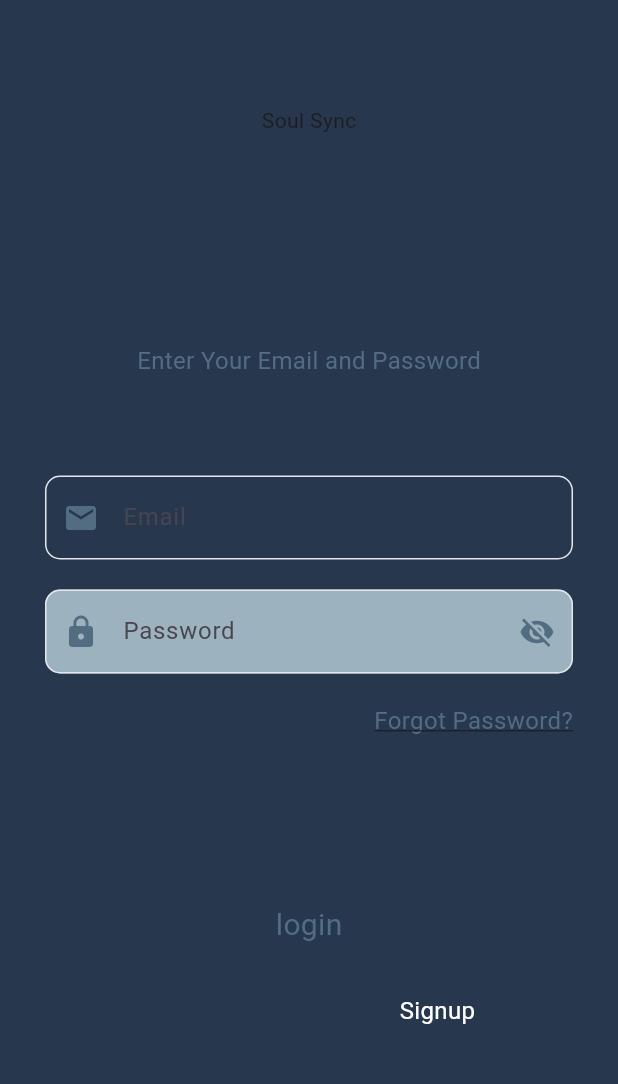
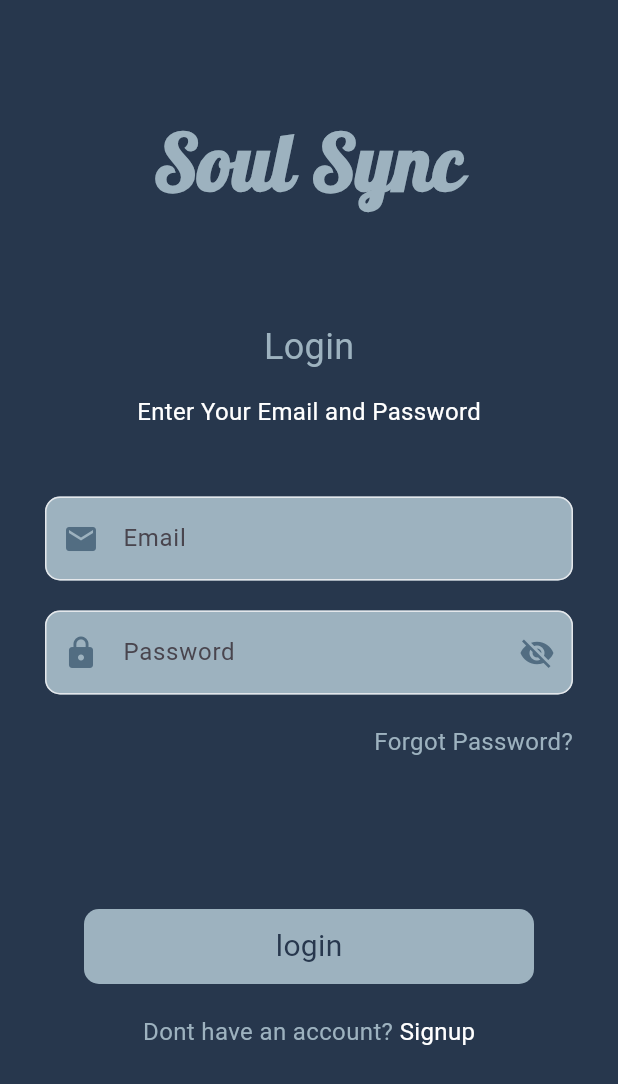
Before and after one commit to Quantum-Nexus/soul_sync_app, a Flutter app: the screen it shows after launch, on a phone screen of 412 x 824 dp. Shown: the top 1084 px of the screen. Run offline on Flutter 3.47's test engine with Material 2 defaults, Android fonts, the light colour scheme and no system bars; our stand-ins replace google_fonts; Roboto replaces fonts that are missing (Rubik Medium, Rubik Regular).

Commit message:
added signup and signin screen

```diff
--- a/lib/Screens/LoginScreen/components/inputField.dart
+++ b/lib/Screens/LoginScreen/components/inputField.dart
@@ -31,7 +31,7 @@ class _InputFieldState extends State<InputField> {
             controller: widget.emailcontroller ,
             decoration: InputDecoration(
               hintText: 'Email',
-              fillColor: kPrimaryColor,
+              fillColor: kSecondaryLightColor,
               filled: true,
               prefixIcon: const Icon(
                 Icons.email,
--- a/lib/Screens/LoginScreen/login_screen.dart
+++ b/lib/Screens/LoginScreen/login_screen.dart
@@ -28,17 +28,17 @@ class _LoginScreenState extends State<LoginScreen> {
                 padding: const EdgeInsets.all(70.0),
                 child: Text(
                   'Soul Sync',
-                  //style: kLogoStyle,
+                  style: kLogoStyle,
                 ),
               ),
-              SizedBox(height: 20,),
+             // SizedBox(height: 10,),
               const Center(
                   child: Text(
                     'Login',
                     style: TextStyle(
                         fontSize: 24,
                         fontFamily: 'Rubik Medium',
-                        color: kPrimaryColor
+                        color: kSecondaryLightColor
                     ),
                   )),
               const Center(
@@ -49,11 +49,11 @@ class _LoginScreenState extends State<LoginScreen> {
                       style: TextStyle(
                           fontSize: 16,
                           fontFamily: 'Rubik Regular',
-                          color: kSecondaryColor),
+                          color: kTextColor),
                     ),
                   )),
               Padding(
-                padding: const EdgeInsets.only(top: 50.0),
+                padding: const EdgeInsets.only(top: 30.0),
                 child: InputField(
                   passwordcontroller: passwordController,
                   emailcontroller: emailController,),
@@ -68,8 +68,8 @@ class _LoginScreenState extends State<LoginScreen> {
                       style: TextStyle(
                         fontSize: 16,
                         fontFamily: 'Rubik Regular',
-                        color: kSecondaryColor,
-                        decoration: TextDecoration.underline,
+                        color: kSecondaryLightColor,
+                        //decoration: TextDecoration.underline,
                       ),
                     ),
                   ),
@@ -86,7 +86,7 @@ class _LoginScreenState extends State<LoginScreen> {
                   width: 300,
                   height: 50,
                   decoration: BoxDecoration(
-                    color: kPrimaryColor,
+                    color: kSecondaryLightColor,
                     borderRadius: BorderRadius.circular(10),
                   ),
                   child: const Center(
@@ -95,7 +95,7 @@ class _LoginScreenState extends State<LoginScreen> {
                       style: TextStyle(
                         fontFamily: 'Rubik Regular',
                         fontSize: 20,
-                        color: kSecondaryColor,
+                        color: kPrimaryColor,
                       ),
                     ),
                   ),
@@ -112,7 +112,7 @@ class _LoginScreenState extends State<LoginScreen> {
                       style: TextStyle(
                           fontSize: 16,
                           fontFamily: 'Rubik Regular',
-                          color: kPrimaryColor),
+                          color: kSecondaryLightColor),
                     ),
                     GestureDetector(
                       onTap: widget.onTap,
--- a/lib/main.dart
+++ b/lib/main.dart
@@ -1,5 +1,6 @@
 import 'package:flutter/material.dart';
 import 'package:soul_sync_app/Screens/Home/home.dart';
+import 'package:soul_sync_app/Screens/LoginScreen/signup_screen.dart';
 import 'package:soul_sync_app/Screens/SplashScreen/splash_screen.dart';
 
 import 'Screens/LoginScreen/login_screen.dart';
@@ -25,6 +26,7 @@ class MyApp extends StatelessWidget {
         '/splash': (context) => const SplashScreen(),
         //'/feed': (context) => const FeedScreen(),
         '/login': (context) => const LoginScreen(),
+        '/signup': (context) => const SignupScreen(),
         //'/timetable': (context) => const TimetableHome(),
         //'/notification': (context) => const NotificationScreen(),
       },
--- a/lib/utils/constants/color.dart
+++ b/lib/utils/constants/color.dart
@@ -1,4 +1,5 @@
 import 'package:flutter/material.dart';
+import 'package:google_fonts/google_fonts.dart';
 
 //--------------------C O L O R S--------------------
 
@@ -28,3 +29,22 @@ const LinearGradient kPrimaryGradientColor = LinearGradient(
     Color(0xFF42A5F5),
   ],
 );
+
+//--------------------------S T Y L E S-----------------------
+
+TextStyle kHeadingStyle = GoogleFonts.playfairDisplay(
+     fontSize:24,
+     fontWeight: FontWeight.w800
+);
+
+TextStyle kDescriptionStyle = GoogleFonts.inconsolata(
+    fontSize:24,
+    fontWeight: FontWeight.w800
+);
+
+TextStyle kLogoStyle = GoogleFonts.lobster(
+    fontSize:52,
+    fontWeight: FontWeight.w600,
+  color: kSecondaryLightColor
+
+);
--- a/pubspec.yaml
+++ b/pubspec.yaml
@@ -35,6 +35,7 @@ dependencies:
   # The following adds the Cupertino Icons font to your application.
   # Use with the CupertinoIcons class for iOS style icons.
   cupertino_icons: ^1.0.2
+  google_fonts: ^5.1.0
 
 dev_dependencies:
   flutter_test:
```
Also changed, not shown: lib/Screens/LoginScreen/signup_screen.dart (added, +207 -0 lines), lib/auth/toggle.dart (added, +32 -0 lines), pubspec.lock, 10 other files.
